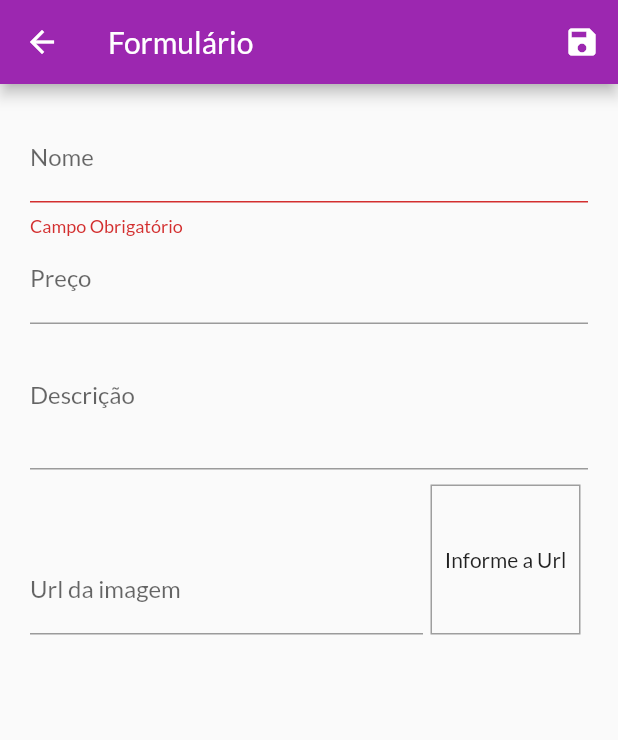
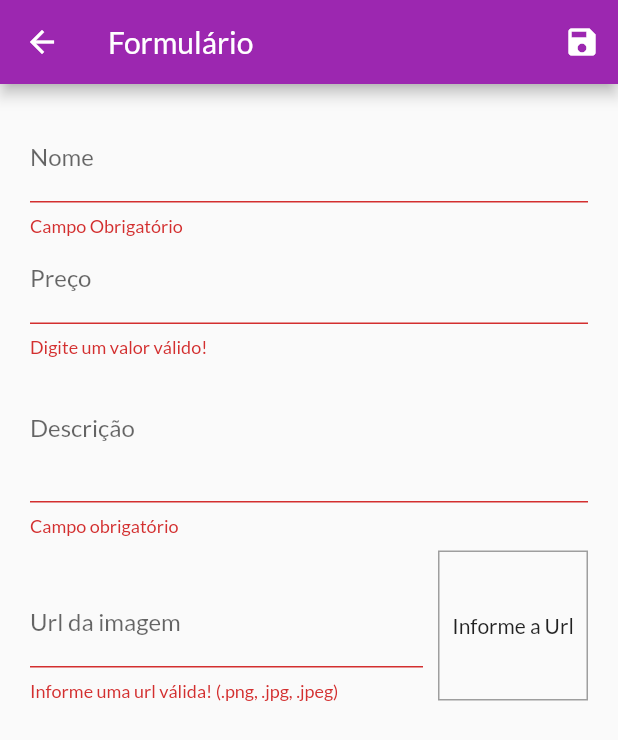
Before and after one commit to PedroH-Peres/SimpleShopApp-Flutter, a Flutter app: the ProductFormPage screen opened by its route, after a tap on the "save" icon, on a phone screen of 412 x 824 dp. Shown: the top 740 px of the screen. Run offline on Flutter 3.47's test engine with Material 2 defaults, Android fonts, the light colour scheme and no system bars; missing offline and left inert: dart:html; network calls fail.

Commit message:
Remove & Edit

```diff
--- a/lib/pages/product_form_page.dart
+++ b/lib/pages/product_form_page.dart
@@ -3,10 +3,13 @@ import 'dart:math';
 import 'package:flutter/material.dart';
 import 'package:flutter/src/widgets/container.dart';
 import 'package:flutter/src/widgets/framework.dart';
+import 'package:provider/provider.dart';
 import 'package:shop/models/product.dart';
+import 'package:shop/models/product_list.dart';
+
 
 class ProductFormPage extends StatefulWidget {
-  const ProductFormPage({super.key});
+  const ProductFormPage({Key? key}) : super(key: key);
 
   @override
   State<ProductFormPage> createState() => _ProductFormPageState();
@@ -19,7 +22,25 @@ class _ProductFormPageState extends State<ProductFormPage> {
   final _imageUrlController = TextEditingController();
 
   final _formKey = GlobalKey<FormState>();
-  final _formData = Map<String, Object>();
+  final _formData = <String, Object>{};
+
+  @override
+  void didChangeDependencies() {
+    super.didChangeDependencies();
+
+    if(_formData.isEmpty){
+      final arg = ModalRoute.of(context)?.settings.arguments;
+      if(arg!=null){
+        final product = arg as Product;
+        _formData['id'] = product.id;
+        _formData['name'] = product.name;
+        _formData['price'] = product.price;
+        _formData['imageUrl'] = product.imageUrl;
+        _formData['description'] = product.description;
+        _imageUrlController.text = product.imageUrl;
+      }
+    }
+  }
 
   @override
   void initState(){
@@ -40,6 +61,15 @@ class _ProductFormPageState extends State<ProductFormPage> {
     setState(() {});
   }
 
+  bool isValidUrl(String url){
+    bool isValidImageUrl = Uri.tryParse(url)?.hasAbsolutePath ?? false;
+    bool endsWithFile = url.toLowerCase().endsWith('.png') ||
+    url.toLowerCase().endsWith('.jpg') ||
+    url.toLowerCase().endsWith('.jpeg');
+
+    return isValidImageUrl && endsWithFile;
+  }
+
   void _submitForm(){
     final isValid = _formKey.currentState?.validate() ?? false;
 
@@ -48,13 +78,9 @@ class _ProductFormPageState extends State<ProductFormPage> {
     }
 
     _formKey.currentState?.save();
-    final newProduct = Product(
-      id: Random().nextDouble() as String,
-      name: _formData['name'].toString() as String,
-      description: _formData['description'].toString() as String,
-      imageUrl: _formData['url'].toString() as String,
-      price: double.parse(_formData['price'].toString()) as double
-      );
+
+      Provider.of<ProductList>(context, listen: false).saveProduct(_formData);
+      Navigator.of(context).pop();
   }
 
   @override
@@ -70,6 +96,7 @@ class _ProductFormPageState extends State<ProductFormPage> {
           key: _formKey,
           child: ListView(children: [
             TextFormField(decoration: InputDecoration(labelText: 'Nome'),
+              initialValue: _formData['name']?.toString(),
               textInputAction: TextInputAction.next,
               onFieldSubmitted: (_){FocusScope.of(context).requestFocus(_priceFocus);},
               onSaved: (name) => _formData['name'] = name ?? '',
@@ -86,17 +113,38 @@ class _ProductFormPageState extends State<ProductFormPage> {
               },
             ),
             TextFormField(decoration: InputDecoration(labelText: 'Preço'),
+              initialValue: _formData['price']?.toString(),
               focusNode: _priceFocus,
               textInputAction: TextInputAction.next,
               onFieldSubmitted: (_) {FocusScope.of(context).requestFocus(_descriptionFocus);},
               keyboardType: TextInputType.numberWithOptions(decimal: true),
               onSaved: (price) => _formData['price'] = double.parse(price ?? '0'),
+              validator: (_price){
+                final priceStr = _price ??'';
+                final price = double.tryParse(priceStr) ?? -1;
+                if(price <= 0){
+                  return "Digite um valor válido!";
+                }
+                return null;
+              },
             ),
             TextFormField(decoration: InputDecoration(labelText: 'Descrição'),
+              initialValue: _formData['description']?.toString(),
               focusNode: _descriptionFocus,
               keyboardType: TextInputType.multiline,
               maxLines: 3,
               onSaved: (desc) => _formData['description'] = desc ?? '',
+              validator: (_desc) {
+                final desc = _desc ?? '';
+                if(desc.trim().isEmpty){
+                  return 'Campo obrigatório';
+                }
+                if(desc.trim().length < 10){
+                  return 'A descrição deve conter ao menos 10 caracteres';
+                }
+
+                return null;
+              },
             ),
             Row(
               crossAxisAlignment: CrossAxisAlignment.end,
@@ -109,14 +157,21 @@ class _ProductFormPageState extends State<ProductFormPage> {
                   controller: _imageUrlController,
                   onFieldSubmitted: (_) => _submitForm(),
                   onSaved: (url) => _formData['url'] = url ?? '',
+                  validator: (_imageUrl) {
+                    final imageUrl = _imageUrl ?? '';
+                    if(!isValidUrl(imageUrl)){
+                      return "Informe uma url válida! (.png, .jpg, .jpeg)";
+                    }
+                    return null;
+                  },
                   ),
                 ),
                 Container(
                   width: 100,
                   height: 100,
-                  margin: const EdgeInsets.only(top: 10, left: 5, right: 5),
+                  margin: const EdgeInsets.only(top: 10, left: 10, ),
                   decoration: BoxDecoration(border: Border.all(color: Colors.grey, width: 1)),
-                  child: _imageUrlController.text.isEmpty ? Text('Informe a Url') : FittedBox(child: Image.network(_imageUrlController.text), fit: BoxFit.fill,),
+                  child: _imageUrlController.text.isEmpty ? Text('Informe a Url') : FittedBox(child: Image.network(_imageUrlController.text), fit: BoxFit.cover,),
                   alignment: Alignment.center,
                 )
               ]
```
Also changed, not shown: lib/components/product_item.dart (+29 -5 lines), lib/models/product_list.dart (+38 -0 lines).
